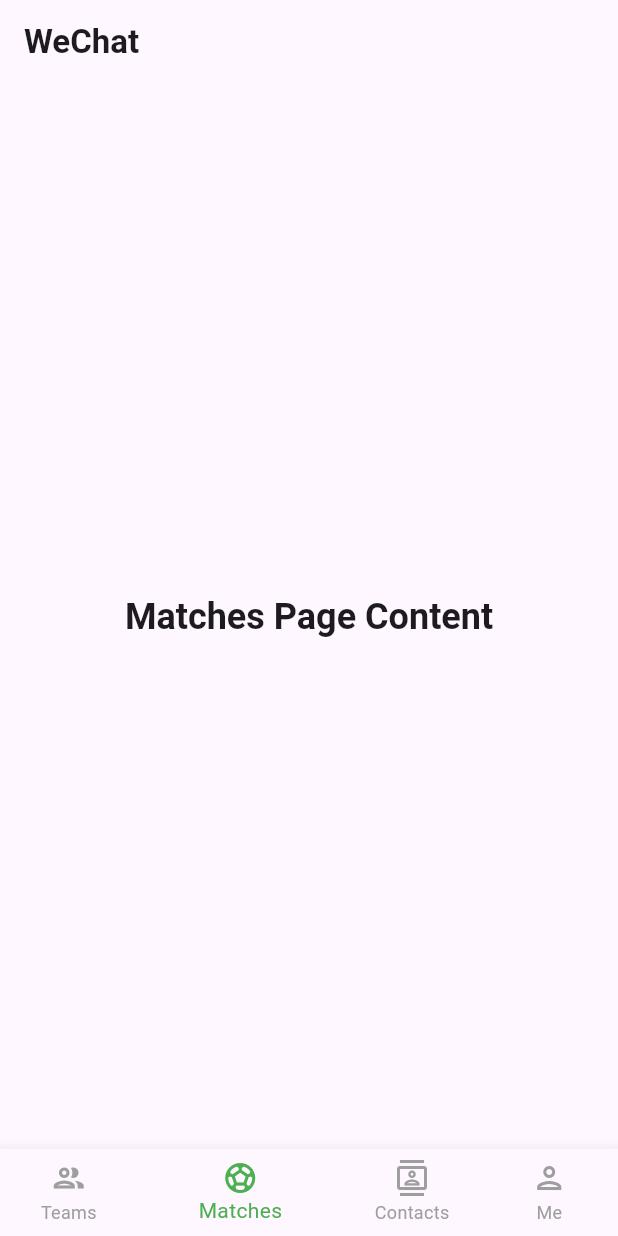
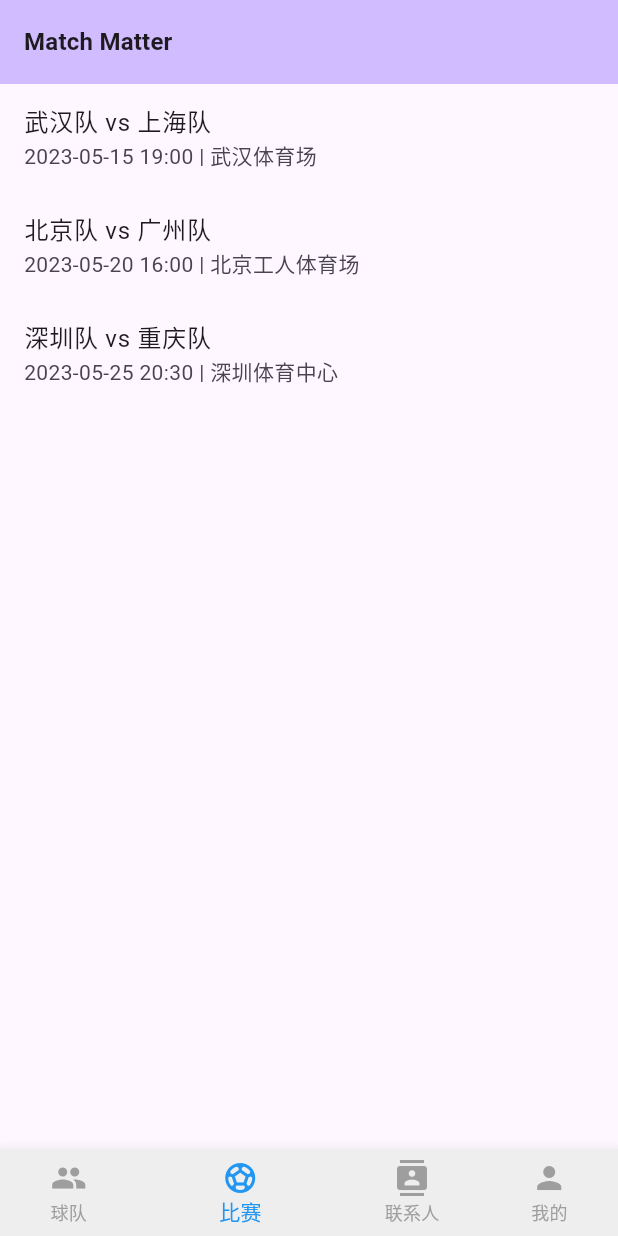
Before and after one commit to sgjianfeng/matchmatter, a Flutter app: the screen it shows after launch, item 2 of the bottom bar chosen, on a phone screen of 412 x 824 dp. Run offline on Flutter 3.47's test engine with Material 3 defaults, Android fonts, the phone set to English and light mode, and no system bars; our stand-ins replace firebase_core; accounts and stored records are empty; Roboto replaces fonts that are missing (SFProDisplay, SFProText).

Commit message:
refined main and home page

```diff
--- /dev/null
+++ b/lib/providers/bottom_navigation_provider.dart
@@ -0,0 +1,12 @@
+import 'package:flutter/material.dart';
+
+class BottomNavigationProvider extends ChangeNotifier {
+  int _currentIndex = 0;
+
+  int get currentIndex => _currentIndex;
+
+  void setCurrentIndex(int index) {
+    _currentIndex = index;
+    notifyListeners();
+  }
+}
--- /dev/null
+++ b/lib/routes.dart
@@ -0,0 +1,49 @@
+import 'package:flutter/material.dart';
+import 'package:provider/provider.dart';
+
+import 'providers/bottom_navigation_provider.dart';
+import 'views/contacts_page.dart';
+import 'views/home_page.dart';
+import 'views/matches_page.dart';
+import 'views/me_page.dart';
+import 'views/teams_page.dart';
+
+class Routes {
+  static const String home = '/';
+  static const String teams = '/teams';
+  static const String matches = '/matches';
+  static const String contacts = '/contacts';
+  static const String me = '/me';
+
+  static final Map<String, WidgetBuilder> routes = {
+    home: (context) => const HomePage(),
+    teams: (context) => const TeamsPage(),
+    matches: (context) => const MatchesPage(),
+    contacts: (context) => const ContactsPage(),
+    me: (context) => const MePage(),
+  };
+
+  static void navigateToPage(BuildContext context, String routeName) {
+    final bottomNavigationProvider =
+        Provider.of<BottomNavigationProvider>(context, listen: false);
+    bottomNavigationProvider.setCurrentIndex(Routes.getIndexFromRouteName(routeName));
+    Navigator.pushNamed(context, routeName);
+  }
+
+  static int getIndexFromRouteName(String routeName) {
+    switch (routeName) {
+      case home:
+        return 0;
+      case teams:
+        return 1;
+      case matches:
+        return 2;
+      case contacts:
+        return 3;
+      case me:
+        return 4;
+      default:
+        return 0;
+    }
+  }
+}
--- a/lib/views/home_page.dart
+++ b/lib/views/home_page.dart
@@ -1,131 +1,80 @@
 import 'package:flutter/material.dart';
+import 'package:provider/provider.dart';
 
-class HomePage extends StatefulWidget {
-  @override
-  _HomePageState createState() => _HomePageState();
-}
+import '../providers/bottom_navigation_provider.dart';
+import '../views/contacts_page.dart';
+import '../views/matches_page.dart';
+import '../views/me_page.dart';
+import '../views/teams_page.dart';
 
-class _HomePageState extends State<HomePage> {
-  int _selectedIndex = 0;
-
-  static List<Widget> _widgetOptions = <Widget>[
-    TeamsPage(),
-    MatchesPage(),
-    ContactsPage(),
-    MePage(),
-  ];
-
-  void _onItemTapped(int index) {
-    setState(() {
-      _selectedIndex = index;
-    });
-  }
+class HomePage extends StatelessWidget {
+  const HomePage({super.key});
 
   @override
   Widget build(BuildContext context) {
-    return Scaffold(
+    final theme = Theme.of(context);
+    return ChangeNotifierProvider(
+      create: (_) => BottomNavigationProvider(),
+      child: Scaffold(
         appBar: AppBar(
-        title: Text('WeChat'),
+          title: Text(
+            'Match Matter',
+            style: Theme.of(context).textTheme.titleMedium,
           ),
-      body: Center(
-        child: _widgetOptions.elementAt(_selectedIndex),
+          backgroundColor: theme.colorScheme.inversePrimary,
         ),
-      bottomNavigationBar: BottomNavigationBar(
-        items: const <BottomNavigationBarItem>[
+        body: Consumer<BottomNavigationProvider>(
+          builder: (context, provider, child) {
+            final List<Widget> _pages = [
+              const TeamsPage(),
+              const MatchesPage(),
+              const ContactsPage(),
+              const MePage(),
+            ];
+            return _pages[provider.currentIndex];
+          },
+        ),
+        bottomNavigationBar: Consumer<BottomNavigationProvider>(
+          builder: (context, provider, child) {
+            return BottomNavigationBar(
+              currentIndex: provider.currentIndex,
+              onTap: (index) {
+                provider.setCurrentIndex(index);
+              },
+              items: [
                 BottomNavigationBarItem(
-            icon: Icon(Icons.group_outlined),
-            activeIcon: Icon(Icons.group),
-            label: 'Teams',
+                  icon: const Icon(Icons.group),
+                  label: '球队',
+                  activeIcon: const Icon(Icons.group, color: Colors.blue),
+                  backgroundColor: Colors.grey.shade200,
                 ),
                 BottomNavigationBarItem(
-            icon: Icon(Icons.sports_soccer_outlined),
-            activeIcon: Icon(Icons.sports_soccer),
-            label: 'Matches',
+                  icon: const Icon(Icons.sports_soccer),
+                  label: '比赛',
+                  activeIcon:
+                      const Icon(Icons.sports_soccer, color: Colors.blue),
+                  backgroundColor: Colors.grey.shade200,
                 ),
                 BottomNavigationBarItem(
-            icon: Icon(Icons.contacts_outlined),
-            activeIcon: Icon(Icons.contacts),
-            label: 'Contacts',
+                  icon: const Icon(Icons.contacts),
+                  label: '联系人',
+                  activeIcon: const Icon(Icons.contacts, color: Colors.blue),
+                  backgroundColor: Colors.grey.shade200,
                 ),
                 BottomNavigationBarItem(
-            icon: Icon(Icons.person_outlined),
-            activeIcon: Icon(Icons.person),
-            label: 'Me',
+                  icon: const Icon(Icons.person),
+                  label: '我的',
+                  activeIcon: const Icon(Icons.person, color: Colors.blue),
+                  backgroundColor: Colors.grey.shade200,
                 ),
               ],
-        currentIndex: _selectedIndex,
-        selectedItemColor: Colors.green,
               unselectedItemColor: Colors.grey,
+              selectedItemColor: Colors.blue,
               showUnselectedLabels: true,
-        onTap: _onItemTapped,
-      ),
-      resizeToAvoidBottomInset: false,
-    );
-  }
-}
-
-class TeamsPage extends StatelessWidget {
-  final List<String> teams = [
-    'WeChat for Mac 群聊',
-    '武汉',
-    '球场预定群组',
-    '家庭群',
-    '籍子(在职)',
-    '龙泉驿',
-    '武汉市体育局',
-    '文体俱乐部',
-    '17学年体育',
-    'LIU QINGDONG 籍赛群',
-  ];
-
-  @override
-  Widget build(BuildContext context) {
-    return ListView.builder(
-      itemCount: teams.length,
-      itemBuilder: (context, index) {
-        return ListTile(
-          leading: CircleAvatar(
-            child: Text('${index + 1}'),
-          ),
-          title: Text(teams[index]),
             );
           },
-    );
-  }
-}
-
-class MatchesPage extends StatelessWidget {
-  @override
-  Widget build(BuildContext context) {
-    return Center(
-      child: Text(
-        'Matches Page Content',
-        style: Theme.of(context).textTheme.headline5,
+        ),
       ),
     );
   }
 }
-
-class ContactsPage extends StatelessWidget {
-  @override
-  Widget build(BuildContext context) {
-    return Center(
-      child: Text(
-        'Contacts Page Content',
-        style: Theme.of(context).textTheme.headline5,
-      ),
-    );
-  }
-}
-
-class MePage extends StatelessWidget {
-  @override
-  Widget build(BuildContext context) {
-    return Center(
-      child: Text(
-        'Me Page Content',
-        style: Theme.of(context).textTheme.headline5,
-      ),
-    );
-  }
-}
--- /dev/null
+++ b/lib/views/matches_page.dart
@@ -0,0 +1,47 @@
+import 'package:flutter/material.dart';
+
+class MatchesPage extends StatelessWidget {
+  const MatchesPage({super.key});
+
+  @override
+  Widget build(BuildContext context) {
+    // 模拟一些比赛数据
+    final matches = [
+      {
+        'team1': '武汉队',
+        'team2': '上海队',
+        'date': '2023-05-15',
+        'time': '19:00',
+        'location': '武汉体育场',
+      },
+      {
+        'team1': '北京队',
+        'team2': '广州队',
+        'date': '2023-05-20',
+        'time': '16:00',
+        'location': '北京工人体育场',
+      },
+      {
+        'team1': '深圳队',
+        'team2': '重庆队',
+        'date': '2023-05-25',
+        'time': '20:30',
+        'location': '深圳体育中心',
+      },
+    ];
+
+    return Material(
+      child: ListView.builder(
+        itemCount: matches.length,
+        itemBuilder: (context, index) {
+          final match = matches[index];
+          return ListTile(
+            title: Text('${match['team1']} vs ${match['team2']}'),
+            subtitle: Text(
+                '${match['date']} ${match['time']} | ${match['location']}'),
+          );
+        },
+      ),
+    );
+  }
+}
--- a/pubspec.yaml
+++ b/pubspec.yaml
@@ -36,6 +36,7 @@ dependencies:
   # Use with the CupertinoIcons class for iOS style icons.
   cupertino_icons: ^1.0.6
   firebase_core: ^2.30.1
+  provider: ^6.1.2
 
 dev_dependencies:
   flutter_test:
```
Also changed, not shown: lib/main.dart (+14 -113 lines), lib/views/contacts_page.dart (added, +50 -0 lines), lib/views/me_page.dart (added, +45 -0 lines), lib/views/teams_page.dart (added, +35 -0 lines), pubspec.lock. Lines whose indentation alone changed are shown as unchanged.
